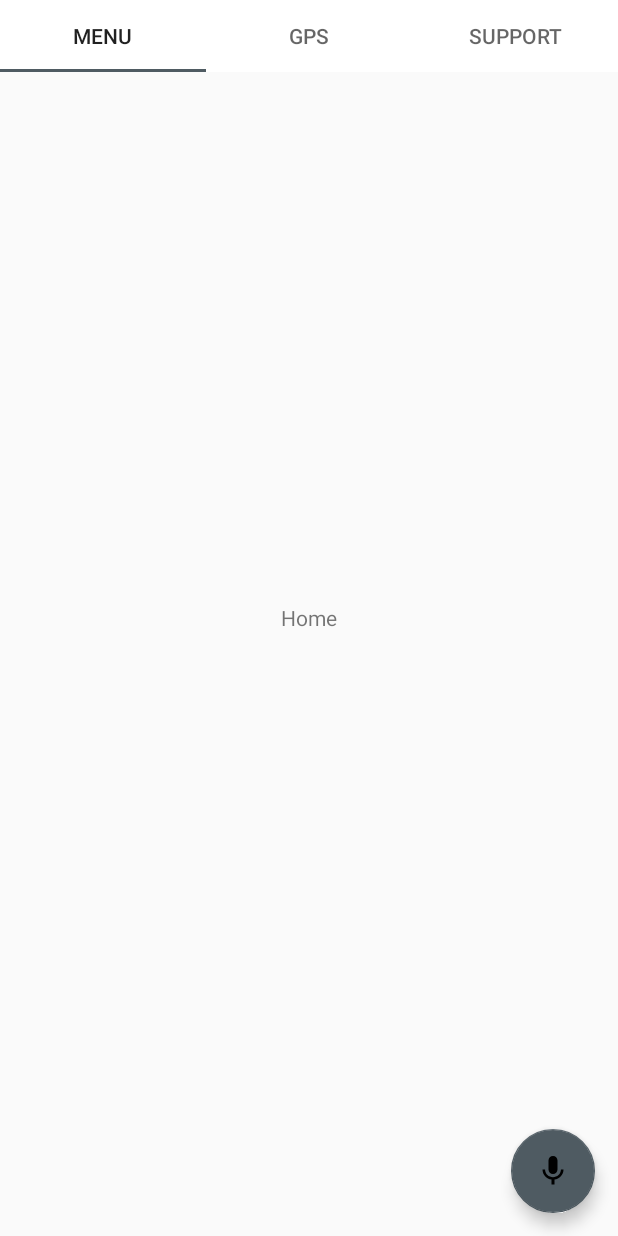
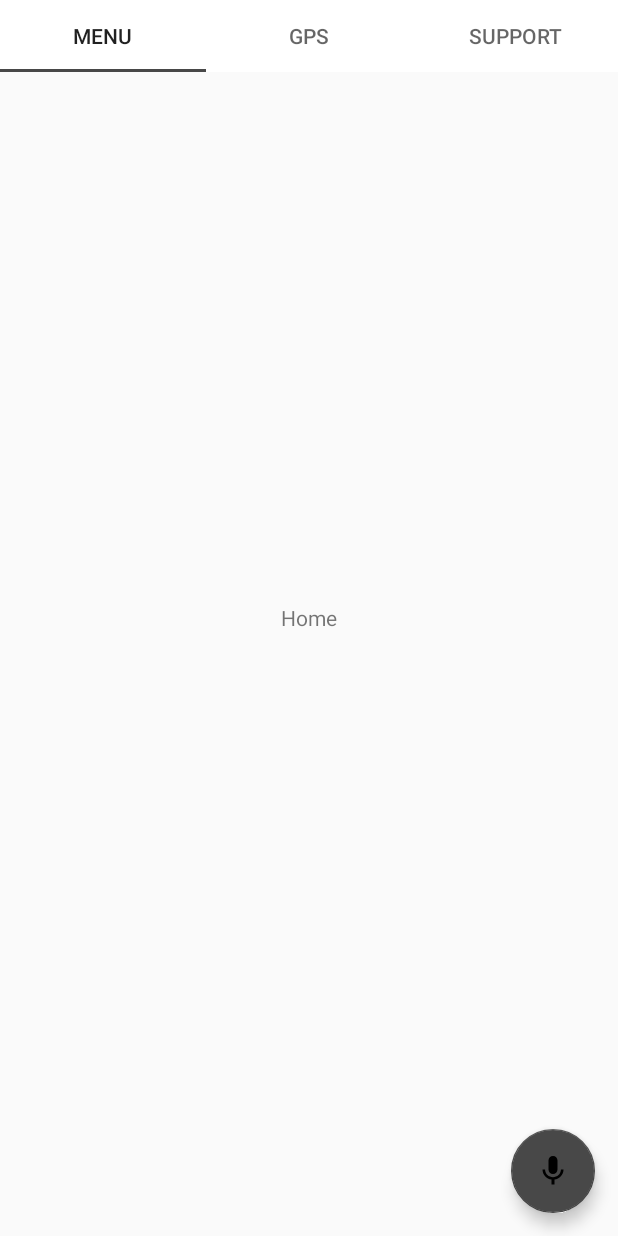
Before and after one commit to LinkOort/nilles-project, an Android app: the MainActivity screen opened directly, with no data from a screen before it, on a phone screen of 412 x 824 dp. Run offline under Robolectric (Android 15) with nearby library versions, the phone set to English and light mode, and no system bars.

Commit message:
project colors was changed

```diff
--- a/app/src/main/res/values/colors.xml
+++ b/app/src/main/res/values/colors.xml
@@ -1,8 +1,8 @@
 <?xml version="1.0" encoding="utf-8"?>
 <resources>
-    <color name="colorPrimary">#263238</color>
-    <color name="colorPrimaryDark">#000a12</color>
-    <color name="colorAccent">#4f5b62</color>
+    <color name="colorPrimary">#212121</color>
+    <color name="colorPrimaryDark">#000000</color>
+    <color name="colorAccent">#484848</color>
     <color name="splashColorFont">#000</color>
     <color name="backMenu">#000</color>
     <color name="textMenuColor">#FFF</color>
```
Also changed, not shown: 2 other files.
